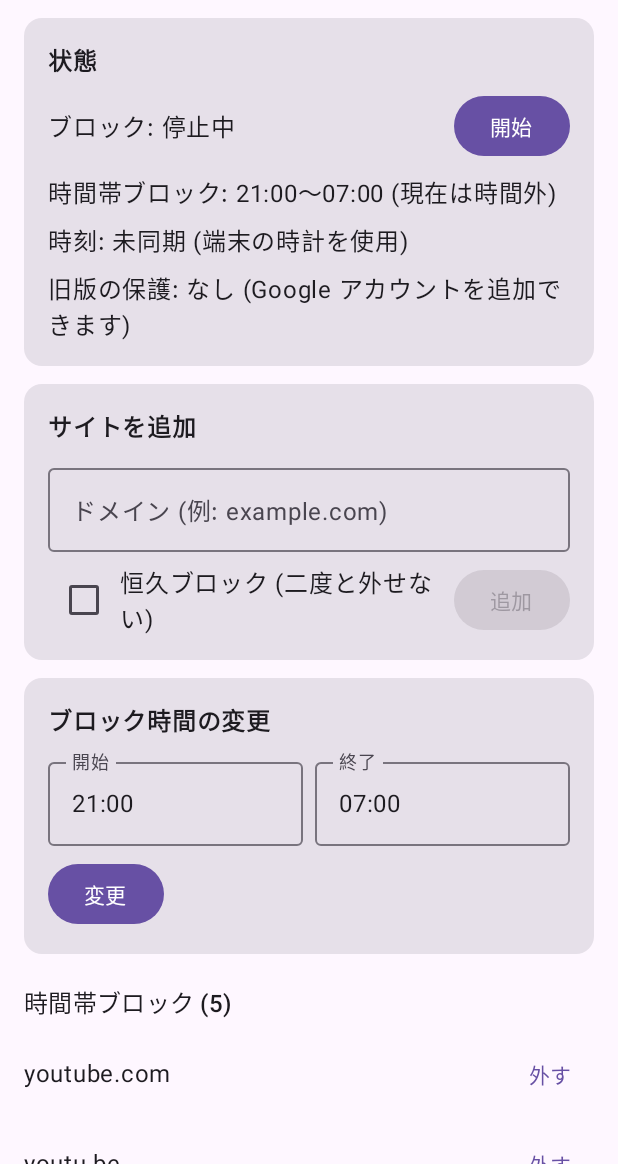
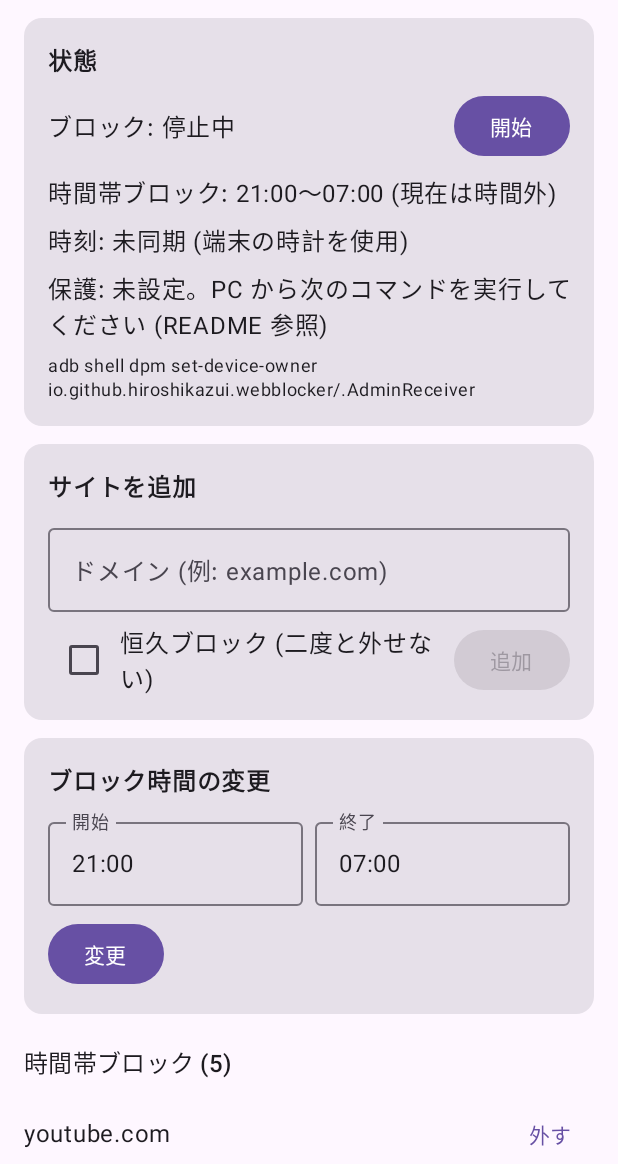
Before and after one commit to Hiroshi-Kazui/android-web-blocker, an Android app built with Jetpack Compose: the screen it shows after launch (MainActivity), on a phone screen of 412 x 824 dp, the part 72-1236 px from its top. Run offline under Robolectric (Android 15) with nearby library versions, the phone set to English and light mode, and no system bars.

Commit message:
Google アカウントが追加できなかった原因は保護ではなく DNS 転送の不具合だったと分かったため、デバイスオーナーによる保護を戻し、保護を外す版への差し替えを防ぐためにインストールも禁止して、更新はブロック時間外に 15 分だけ許可する仕組みにする。あわせて Fire HD (Fire OS 7) でも入れられるよう Android 9 に対応する (0.3.1)
Co-Authored-By: Claude <noreply@anthropic.com>

```diff
--- a/app/src/main/java/io/github/hiroshikazui/webblocker/BlockerState.kt
+++ b/app/src/main/java/io/github/hiroshikazui/webblocker/BlockerState.kt
@@ -10,6 +10,7 @@ import io.github.hiroshikazui.webblocker.core.Outcome
 import io.github.hiroshikazui.webblocker.core.Schedule
 import io.github.hiroshikazui.webblocker.core.Sites
 import io.github.hiroshikazui.webblocker.core.TrustedClock
+import io.github.hiroshikazui.webblocker.core.UpdateWindow
 import kotlinx.coroutines.flow.MutableStateFlow
 import kotlinx.coroutines.flow.StateFlow
 import java.io.File
@@ -24,10 +25,13 @@ data class Snapshot(
     val ntpSynced: Boolean,
     val permanent: List<String>,
     val timed: List<String>,
+    /** アプリの更新を許可している残り時間 (0 なら許可していない) */
+    val updateRemainingMs: Long,
 )
 
 /** 設定と時計を持ち、VPN と画面の両方から使われる。 */
 class BlockerState(context: Context) {
+    private val appContext = context.applicationContext
     private val configFile = File(context.filesDir, "config.json")
     private val prefs = context.getSharedPreferences("state", Context.MODE_PRIVATE)
     private val clock = TrustedClock(
@@ -40,16 +44,37 @@ class BlockerState(context: Context) {
     private val _snapshot = MutableStateFlow(buildSnapshot())
     val snapshot: StateFlow<Snapshot> = _snapshot
 
-    /** NTP 同期と、最新観測時刻の保存を続ける。 */
+    /** NTP 同期、最新観測時刻の保存、保護のかけ直し (更新許可の期限切れを含む) を続ける。 */
     fun startBackground() {
         thread(isDaemon = true, name = "trusted-clock") {
             while (true) {
                 clock.tick()
                 prefs.edit().putLong(KEY_LAST_SEEN, clock.nowMs()).apply()
+                Protection.apply(appContext, allowUpdate = updateRemainingMs() > 0)
                 refresh()
                 Thread.sleep(BACKGROUND_INTERVAL_MS)
             }
         }
+    }
+
+    @Synchronized
+    fun updateRemainingMs(): Long =
+        UpdateWindow.remainingMs(clock.nowMs(), prefs.getLong(KEY_UPDATE_UNTIL, 0L), inBlockHours())
+
+    /** ブロック時間外に限り、一定時間アプリの更新 (ファイル・PC からのインストール) を許可する。 */
+    fun openUpdateWindow(): Outcome {
+        val outcome = synchronized(this) {
+            val until = UpdateWindow.open(clock.nowMs(), inBlockHours())
+            if (until == null) {
+                Outcome(false, "ブロック時間中は更新を許可できません")
+            } else {
+                prefs.edit().putLong(KEY_UPDATE_UNTIL, until).apply()
+                Outcome(true, "${UpdateWindow.DURATION_MS / 60_000} 分間、アプリの更新を許可しました", changed = true)
+            }
+        }
+        if (outcome.ok) Protection.apply(appContext, allowUpdate = true)
+        refresh()
+        return outcome
     }
 
     @Synchronized
@@ -89,6 +114,7 @@ class BlockerState(context: Context) {
         ntpSynced = clock.isSynced,
         permanent = config.permanentRules(),
         timed = config.timedRules(),
+        updateRemainingMs = updateRemainingMs(),
     )
 
     private fun loadConfig(): Config {
@@ -116,6 +142,7 @@ class BlockerState(context: Context) {
     companion object {
         private const val TAG = "BlockerState"
         private const val KEY_LAST_SEEN = "last_seen_ms"
+        private const val KEY_UPDATE_UNTIL = "update_until_ms"
         private const val BACKGROUND_INTERVAL_MS = 30_000L
     }
 }
--- a/app/src/main/java/io/github/hiroshikazui/webblocker/BootReceiver.kt
+++ b/app/src/main/java/io/github/hiroshikazui/webblocker/BootReceiver.kt
@@ -6,14 +6,14 @@ import android.content.Intent
 import android.net.VpnService
 
 /**
- * 起動時・更新時に VPN を立ち上げる。
- * 旧版の保護が残っていれば外す。
+ * 起動時・更新時に保護をかけ直し、VPN を立ち上げる。
+ * デバイスオーナー設定済みなら OS の常時接続 VPN が先に起動するが、未設定の端末でも動くようにする。
  */
 class BootReceiver : BroadcastReceiver() {
     override fun onReceive(context: Context, intent: Intent) {
         when (intent.action) {
             Intent.ACTION_BOOT_COMPLETED, Intent.ACTION_MY_PACKAGE_REPLACED -> {
-                Protection.release(context)
+                Protection.enforce(context)
                 // 利用許可済み (prepare が null) のときだけ起動できる
                 if (VpnService.prepare(context) == null) {
                     context.startService(Intent(context, BlockerVpnService::class.java))
--- a/app/src/main/java/io/github/hiroshikazui/webblocker/MainActivity.kt
+++ b/app/src/main/java/io/github/hiroshikazui/webblocker/MainActivity.kt
@@ -17,6 +17,7 @@ import androidx.compose.foundation.layout.padding
 import androidx.compose.foundation.layout.safeDrawingPadding
 import androidx.compose.foundation.lazy.LazyColumn
 import androidx.compose.foundation.lazy.items
+import androidx.compose.foundation.text.selection.SelectionContainer
 import androidx.compose.material3.AlertDialog
 import androidx.compose.material3.Button
 import androidx.compose.material3.Card
@@ -63,7 +64,7 @@ class MainActivity : ComponentActivity() {
 
     override fun onResume() {
         super.onResume()
-        Protection.release(this)
+        Protection.enforce(this)
         state.refresh()
     }
 
@@ -76,6 +77,9 @@ class MainActivity : ComponentActivity() {
         startService(Intent(this, BlockerVpnService::class.java))
     }
 }
+
+private const val ADB_COMMAND =
+    "adb shell dpm set-device-owner io.github.hiroshikazui.webblocker/.AdminReceiver"
 
 @Composable
 private fun MainScreen(state: BlockerState, onStartVpn: () -> Unit) {
@@ -139,7 +143,29 @@ private fun MainScreen(state: BlockerState, onStartVpn: () -> Unit) {
                         if (snap.inBlockHours) " (現在ブロック時間中)" else " (現在は時間外)",
                 )
                 Text(if (snap.ntpSynced) "時刻: ネットの時刻と同期済み" else "時刻: 未同期 (端末の時計を使用)")
-                Text(if (deviceOwner) "旧版の保護: 解除中です" else "旧版の保護: なし (Google アカウントを追加できます)")
+                if (deviceOwner) {
+                    Text("保護: 有効 (アンインストール・VPN 解除・初期化・日時変更・アプリのインストールを禁止)")
+                } else {
+                    Text("保護: 未設定。PC から次のコマンドを実行してください (README 参照)")
+                    SelectionContainer { Text(ADB_COMMAND, style = MaterialTheme.typography.bodySmall) }
+                }
+            }
+        }
+        if (deviceOwner) {
+            item {
+                Section("アプリの更新") {
+                    if (snap.updateRemainingMs > 0) {
+                        val minutes = (snap.updateRemainingMs + 59_999) / 60_000
+                        Text("更新を許可中: 残り約 $minutes 分。この間はファイルや PC からインストールできます")
+                    } else {
+                        Text("更新するときは、ブロック時間外にここで許可してください (15 分間)", style = MaterialTheme.typography.bodySmall)
+                        Button(
+                            enabled = !snap.inBlockHours,
+                            onClick = { message = state.openUpdateWindow() },
+                        ) { Text("更新を許可") }
+                        if (snap.inBlockHours) Text("ブロック時間中は許可できません", style = MaterialTheme.typography.bodySmall)
+                    }
+                }
             }
         }
         message?.let { m ->
--- a/app/src/main/java/io/github/hiroshikazui/webblocker/Protection.kt
+++ b/app/src/main/java/io/github/hiroshikazui/webblocker/Protection.kt
@@ -8,70 +8,113 @@ import android.content.Intent
 import android.os.Build
 import android.os.Bundle
 import android.os.UserManager
+import android.provider.Settings
 import android.util.Log
 
-/** 旧版でデバイスオーナーとして登録された受け口。登録されてもすぐ解除する。 */
+/** デバイスオーナーとして登録される受け口。登録された瞬間に保護をかける。 */
 class AdminReceiver : DeviceAdminReceiver() {
     override fun onEnabled(context: Context, intent: Intent) {
-        Protection.release(context)
+        Protection.enforce(context)
     }
 }
 
 /**
- * デバイスオーナーによる保護を解除する。
+ * デバイスオーナー権限で、このアプリと VPN を外せなくする。
+ * Windows 版の「サービス保護」「暗号化 DNS の無効化」に相当する。
+ * 解除する機能 (clearDeviceOwnerApp の呼び出し) は意図的に持たない。
  *
- * 旧版 (0.1.0) はデバイスオーナー権限でアプリと VPN を外せなくしていたが、デバイスオーナーの端末には
- * 個人の Google アカウントを追加できず、端末が実用にならなかった。この版は起動時・更新時に
- * 旧版がかけた制限をすべて外し、デバイスオーナーを解除する。ブロック (VPN) 自体は続ける。
+ * 保護を外す処理を持つ版を上書きインストールされると外れるため、ファイルや PC からのインストールも禁止する。
+ * アプリを更新するときは、画面からブロック時間外に一時的に許可する ([BlockerState.openUpdateWindow])。
  */
 object Protection {
     private const val TAG = "Protection"
 
-    /** 旧版がかけていた制限 */
-    private val LEGACY_RESTRICTIONS = listOf(
-        UserManager.DISALLOW_CONFIG_VPN,
-        UserManager.DISALLOW_FACTORY_RESET,
-        UserManager.DISALLOW_SAFE_BOOT,
-        UserManager.DISALLOW_CONFIG_DATE_TIME,
-        UserManager.DISALLOW_CONFIG_PRIVATE_DNS,
-        UserManager.DISALLOW_ADD_USER,
-        UserManager.DISALLOW_USER_SWITCH,
-        UserManager.DISALLOW_DEBUGGING_FEATURES,
-    )
+    /**
+     * かける制限。Android 9 (Fire OS 7) にない制限は、その版では使わない
+     * (動いている端末の版を見て決めるので、新しい端末の制限はゆるくならない)。
+     */
+    private val RESTRICTIONS = buildList {
+        // VPN の設定変更・解除
+        add(UserManager.DISALLOW_CONFIG_VPN)
+        // 設定画面からの初期化
+        add(UserManager.DISALLOW_FACTORY_RESET)
+        // セーフモード (他社アプリが止まり VPN も止まる)
+        add(UserManager.DISALLOW_SAFE_BOOT)
+        // 日時・タイムゾーンの変更
+        add(UserManager.DISALLOW_CONFIG_DATE_TIME)
+        // 別ユーザーではこの VPN が効かない
+        add(UserManager.DISALLOW_ADD_USER)
+        add(UserManager.DISALLOW_USER_SWITCH)
+        if (Build.VERSION.SDK_INT >= Build.VERSION_CODES.Q) {
+            // プライベート DNS (DNS over TLS) で VPN の DNS を迂回されないようにする
+            add(UserManager.DISALLOW_CONFIG_PRIVATE_DNS)
+        }
+    }
 
-    /** 旧版が DNS over HTTPS を止めていたブラウザ */
-    private val LEGACY_BROWSERS = listOf(
+    /** 更新を許可している間だけ外す制限 */
+    private val INSTALL_RESTRICTIONS = buildList {
+        // ファイルからのアプリのインストール
+        add(UserManager.DISALLOW_INSTALL_UNKNOWN_SOURCES)
+        if (Build.VERSION.SDK_INT >= Build.VERSION_CODES.Q) {
+            add(UserManager.DISALLOW_INSTALL_UNKNOWN_SOURCES_GLOBALLY)
+        }
+        // adb (PC からの操作・インストール) と開発者向けオプション
+        add(UserManager.DISALLOW_DEBUGGING_FEATURES)
+    }
+
+    /** ブラウザ内蔵の DNS over HTTPS を止める (Chromium 系の管理ポリシー)。 */
+    private val CHROMIUM_BROWSERS = listOf(
         "com.android.chrome",
         "com.chrome.beta",
         "com.microsoft.emmx",
         "com.brave.browser",
+        // Fire タブレットの Silk ブラウザ (Chromium 系。このポリシーが効くかは未確認)
+        "com.amazon.cloud9",
     )
 
     fun isDeviceOwner(context: Context): Boolean =
         dpm(context).isDeviceOwnerApp(context.packageName)
 
-    fun release(context: Context) {
+    /** 現在の更新許可の状態に合わせて保護をかけ直す。 */
+    fun enforce(context: Context) {
+        val state = (context.applicationContext as WebBlockerApp).state
+        apply(context, allowUpdate = state.updateRemainingMs() > 0)
+    }
+
+    fun apply(context: Context, allowUpdate: Boolean) {
         if (!isDeviceOwner(context)) return
         val dpm = dpm(context)
         val admin = ComponentName(context, AdminReceiver::class.java)
         val pkg = context.packageName
 
-        step("アンインストール禁止の解除") { dpm.setUninstallBlocked(admin, pkg, false) }
-        step("常時接続 VPN の解除") { dpm.setAlwaysOnVpnPackage(admin, null, false) }
-        for (r in LEGACY_RESTRICTIONS) {
-            step("制限 $r の解除") { dpm.clearUserRestriction(admin, r) }
+        step("アンインストール禁止") { dpm.setUninstallBlocked(admin, pkg, true) }
+        // lockdown=false: VPN が落ちた瞬間に全通信を止めることはしない (常時接続の再起動に任せる)
+        step("常時接続 VPN") { dpm.setAlwaysOnVpnPackage(admin, pkg, false) }
+        for (r in RESTRICTIONS) {
+            step("制限 $r") { dpm.addUserRestriction(admin, r) }
+        }
+        for (r in INSTALL_RESTRICTIONS) {
+            if (allowUpdate) {
+                step("制限 $r の一時解除") { dpm.clearUserRestriction(admin, r) }
+            } else {
+                step("制限 $r") { dpm.addUserRestriction(admin, r) }
+            }
+        }
+        if (allowUpdate) {
+            // adb を禁止したときに USB デバッグのスイッチも切られ、禁止を外しても戻らないため、ここで入れ直す
+            step("USB デバッグを有効化") { dpm.setGlobalSetting(admin, Settings.Global.ADB_ENABLED, "1") }
+        }
+        if (Build.VERSION.SDK_INT >= Build.VERSION_CODES.Q) {
+            step("プライベート DNS を自動に固定") { dpm.setGlobalPrivateDnsModeOpportunistic(admin) }
         }
         if (Build.VERSION.SDK_INT >= Build.VERSION_CODES.R) {
-            step("強制停止禁止の解除") { dpm.setUserControlDisabledPackages(admin, emptyList()) }
+            // 強制停止・データ消去を禁止
+            step("強制停止の禁止") { dpm.setUserControlDisabledPackages(admin, listOf(pkg)) }
         }
-        for (browser in LEGACY_BROWSERS) {
-            step("$browser のポリシー解除") { dpm.setApplicationRestrictions(admin, browser, Bundle()) }
+        val browserPolicy = Bundle().apply { putString("DnsOverHttpsMode", "off") }
+        for (browser in CHROMIUM_BROWSERS) {
+            step("$browser の DoH 無効化") { dpm.setApplicationRestrictions(admin, browser, browserPolicy) }
         }
-        step("デバイスオーナーの解除") {
-            @Suppress("DEPRECATION")
-            dpm.clearDeviceOwnerApp(pkg)
-        }
-        Log.i(TAG, "デバイスオーナーを解除しました: ${!isDeviceOwner(context)}")
     }
 
     private fun dpm(context: Context): DevicePolicyManager =
--- a/app/src/main/java/io/github/hiroshikazui/webblocker/WebBlockerApp.kt
+++ b/app/src/main/java/io/github/hiroshikazui/webblocker/WebBlockerApp.kt
@@ -9,8 +9,8 @@ class WebBlockerApp : Application() {
     override fun onCreate() {
         super.onCreate()
         state = BlockerState(this)
+        // 起動のたびに保護設定をかけ直す (Windows 版の定期的な再適用に相当)
+        Protection.enforce(this)
         state.startBackground()
-        // 旧版でかけたデバイスオーナーの保護が残っていれば外す
-        Protection.release(this)
     }
 }
--- /dev/null
+++ b/app/src/main/java/io/github/hiroshikazui/webblocker/core/UpdateWindow.kt
@@ -0,0 +1,17 @@
+package io.github.hiroshikazui.webblocker.core
+
+/**
+ * アプリを更新できる時間の規則。
+ * 保護中はファイルや PC からのインストールを禁止しているため、更新するときだけ一時的に許可する。
+ * ブロック時間中は許可できず、許可中にブロック時間に入ったらその時点で閉じる。
+ */
+object UpdateWindow {
+    const val DURATION_MS = 15 * 60_000L
+
+    /** 許可の期限を返す。ブロック時間中は null (許可しない)。 */
+    fun open(nowMs: Long, inBlockHours: Boolean): Long? = if (inBlockHours) null else nowMs + DURATION_MS
+
+    /** 残り時間。期限切れ・ブロック時間中は 0。保存値が壊れていても DURATION_MS を超えない。 */
+    fun remainingMs(nowMs: Long, untilMs: Long, inBlockHours: Boolean): Long =
+        if (inBlockHours) 0L else (untilMs - nowMs).coerceIn(0L, DURATION_MS)
+}
```
Also changed, not shown: app/build.gradle.kts (+4 -3 lines), 2 other files.
